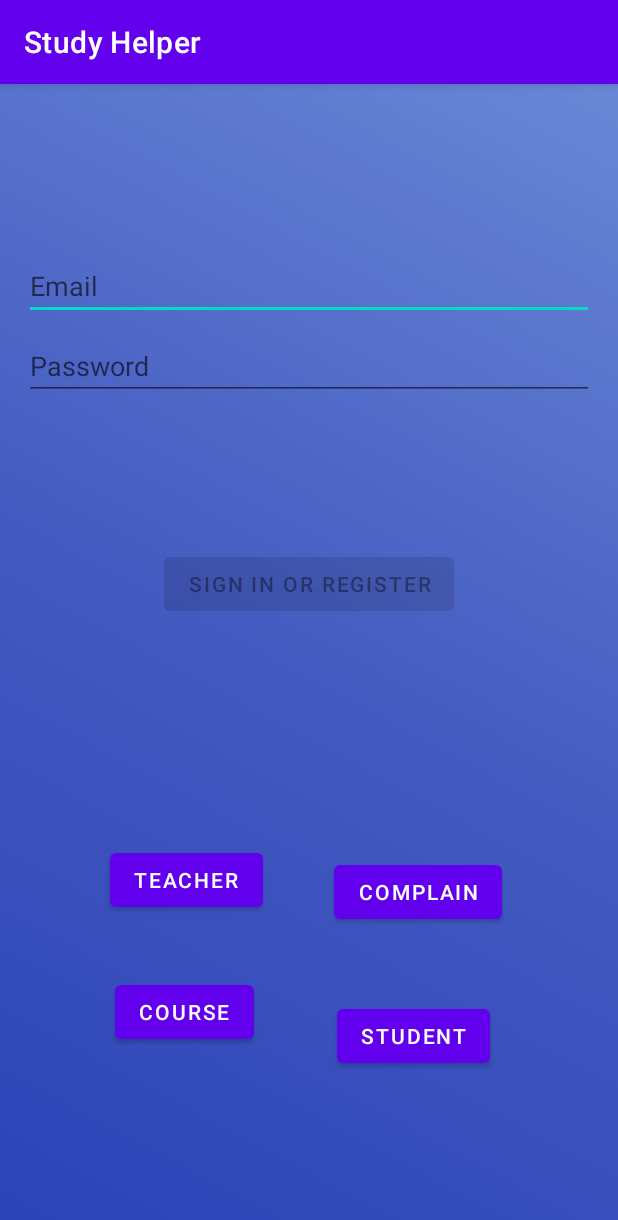
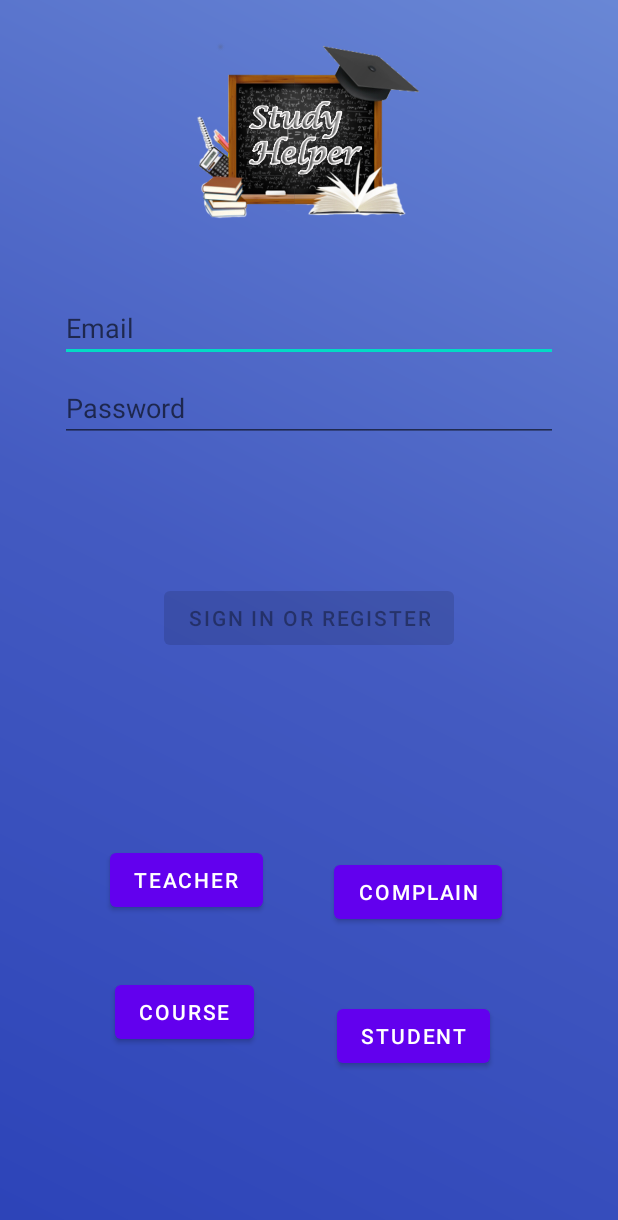
Before and after one commit to geethmaka/StudyHelper-Android-Firebase, an Android app: the screen it shows after launch (LoginActivity), on a phone screen of 412 x 824 dp. Shown: the top 1220 px of the screen. Run offline under Robolectric (Android 15) with nearby library versions, the light colour scheme and no system bars.

Commit message:
Editted common UIs

```diff
--- a/app/src/main/AndroidManifest.xml
+++ b/app/src/main/AndroidManifest.xml
@@ -9,9 +9,11 @@
         android:roundIcon="@mipmap/iconround"
         android:supportsRtl="true"
         android:theme="@style/Theme.MADDProject">
+<!--        android:theme="@android:style/Theme.Holo.NoActionBar.Fullscreen">-->
+
         <activity
             android:name=".TM_Main"
-            android:exported="true" />
+            android:exported="true"/>
         <activity
             android:name=".SM_Main"
             android:exported="true" />
@@ -22,9 +24,7 @@
             android:name=".CM_Main"
             android:exported="true" />
         <activity
-            android:name=".ui.login.LoginActivity"
-            android:exported="true"
-            android:label="@string/app_name">
+            android:name=".ui.login.LoginActivity">
             <intent-filter>
                 <action android:name="android.intent.action.MAIN" />
 
--- a/app/src/main/java/com/example/madd_project/CH_Main.java
+++ b/app/src/main/java/com/example/madd_project/CH_Main.java
@@ -3,12 +3,14 @@ package com.example.madd_project;
 import androidx.appcompat.app.AppCompatActivity;
 
 import android.os.Bundle;
+import android.view.WindowManager;
 
 public class CH_Main extends AppCompatActivity {
 
     @Override
     protected void onCreate(Bundle savedInstanceState) {
         super.onCreate(savedInstanceState);
+//        getWindow().setFlags(WindowManager.LayoutParams.FLAG_FULLSCREEN,WindowManager.LayoutParams.FLAG_FULLSCREEN);
         setContentView(R.layout.activity_ch_main);
     }
 }
--- a/app/src/main/res/layout/activity_login.xml
+++ b/app/src/main/res/layout/activity_login.xml
@@ -12,11 +12,19 @@
     android:paddingBottom="@dimen/activity_vertical_margin"
     tools:context=".ui.login.LoginActivity">
 
+    <ImageView
+        android:layout_width="wrap_content"
+        android:layout_height="150dp"
+        android:src="@drawable/login"
+        tools:ignore="MissingConstraints" />
+
     <EditText
         android:id="@+id/username"
         android:layout_width="0dp"
         android:layout_height="wrap_content"
-        android:layout_marginTop="96dp"
+        android:layout_marginStart="24dp"
+        android:layout_marginTop="180dp"
+        android:layout_marginEnd="24dp"
         android:hint="@string/prompt_email"
         android:inputType="textEmailAddress"
         android:selectAllOnFocus="true"
@@ -28,7 +36,9 @@
         android:id="@+id/password"
         android:layout_width="0dp"
         android:layout_height="wrap_content"
+        android:layout_marginStart="24dp"
         android:layout_marginTop="8dp"
+        android:layout_marginEnd="24dp"
         android:hint="@string/prompt_password"
         android:imeActionLabel="@string/action_sign_in_short"
         android:imeOptions="actionDone"
@@ -43,7 +53,9 @@
         android:layout_width="wrap_content"
         android:layout_height="wrap_content"
         android:layout_gravity="start"
+        android:layout_marginStart="48dp"
         android:layout_marginTop="16dp"
+        android:layout_marginEnd="48dp"
         android:layout_marginBottom="64dp"
         android:enabled="false"
         android:text="@string/action_sign_in"
@@ -55,10 +67,12 @@
 
     <ProgressBar
         android:id="@+id/loading"
-        android:layout_width="wrap_content"
-        android:layout_height="wrap_content"
+        android:layout_width="36dp"
+        android:layout_height="40dp"
         android:layout_gravity="center"
+        android:layout_marginStart="32dp"
         android:layout_marginTop="64dp"
+        android:layout_marginEnd="32dp"
         android:layout_marginBottom="64dp"
         android:visibility="gone"
         app:layout_constraintBottom_toBottomOf="parent"
--- a/app/src/main/res/values-night/themes.xml
+++ b/app/src/main/res/values-night/themes.xml
@@ -1,10 +1,11 @@
 <resources xmlns:tools="http://schemas.android.com/tools">
     <!-- Base application theme. -->
-    <style name="Theme.MADDProject" parent="Theme.MaterialComponents.DayNight.DarkActionBar">
+    <style name="Theme.MADDProject" parent="Theme.MaterialComponents.DayNight.NoActionBar">
         <!-- Primary brand color. -->
         <item name="colorPrimary">@color/purple_200</item>
         <item name="colorPrimaryVariant">@color/purple_700</item>
         <item name="colorOnPrimary">@color/black</item>
+<!--        <item name="android:windowFullscreen">true</item>-->
         <!-- Secondary brand color. -->
         <item name="colorSecondary">@color/teal_200</item>
         <item name="colorSecondaryVariant">@color/teal_200</item>
--- a/app/src/main/res/values/themes.xml
+++ b/app/src/main/res/values/themes.xml
@@ -1,10 +1,11 @@
 <resources xmlns:tools="http://schemas.android.com/tools">
     <!-- Base application theme. -->
-    <style name="Theme.MADDProject" parent="Theme.MaterialComponents.DayNight.DarkActionBar">
+    <style name="Theme.MADDProject" parent="Theme.MaterialComponents.DayNight.NoActionBar">
         <!-- Primary brand color. -->
         <item name="colorPrimary">@color/purple_500</item>
         <item name="colorPrimaryVariant">@color/purple_700</item>
         <item name="colorOnPrimary">@color/white</item>
+<!--        <item name="android:windowFullscreen">true</item>-->
         <!-- Secondary brand color. -->
         <item name="colorSecondary">@color/teal_200</item>
         <item name="colorSecondaryVariant">@color/teal_700</item>
```
Also changed, not shown: app/src/main/res/drawable-v24/login.png (added).
